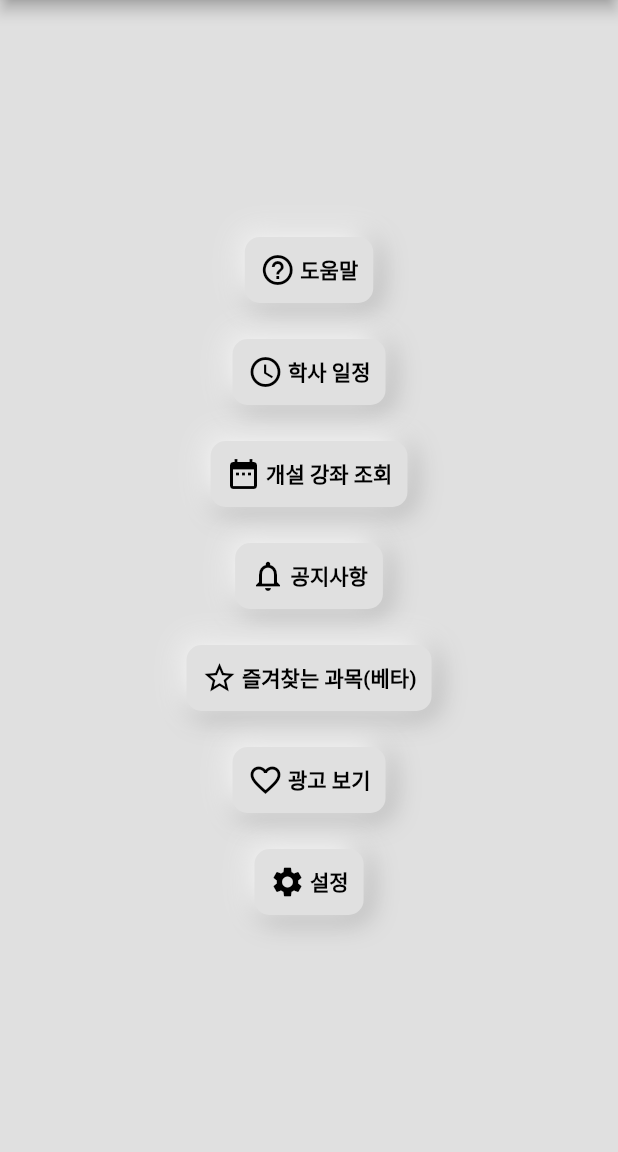
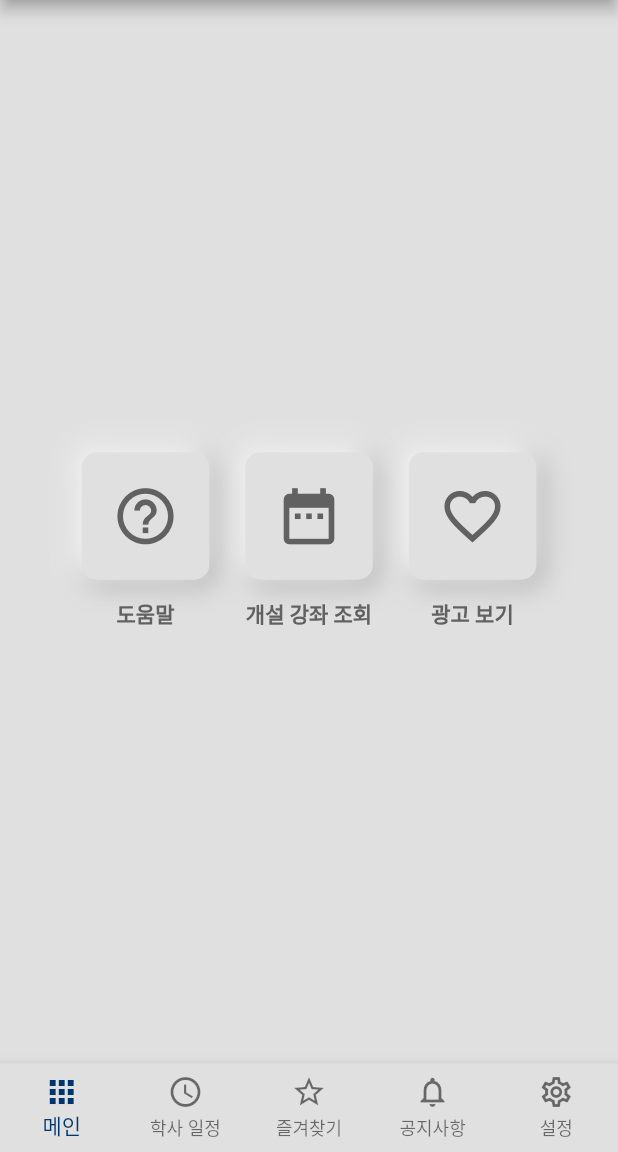
Before and after one commit to sun30812/suwon_mate, a Flutter app: the screen it shows after launch, on a phone screen of 412 x 824 dp, the part 84-1236 px from its top. Run offline on Flutter 3.47's test engine with Material 2 defaults, Android fonts, the phone set to English and light mode, and no system bars; our stand-ins replace firebase_core, firebase_database, flutter_html, google_mobile_ads, package_info_plus, shared_preferences; accounts and stored records are empty.

Commit message:
[체리픽]
* 최신 커밋 반영

```diff
--- a/lib/main.dart
+++ b/lib/main.dart
@@ -1,21 +1,23 @@
 import 'dart:convert';
+
 import 'package:firebase_core/firebase_core.dart';
+import 'package:flutter/material.dart';
 import 'package:flutter/services.dart';
 import 'package:shared_preferences/shared_preferences.dart';
 import 'package:suwon_mate/donation/donation_page.dart';
+import 'package:suwon_mate/help.dart';
+import 'package:suwon_mate/information/info.dart';
 import 'package:suwon_mate/information/info_detail.dart';
-import 'package:suwon_mate/subjects/search.dart';
+import 'package:suwon_mate/schedule.dart';
 import 'package:suwon_mate/settings.dart';
 import 'package:suwon_mate/subjects/favorite_subject.dart';
-import 'package:suwon_mate/help.dart';
 import 'package:suwon_mate/subjects/profesor_subjects.dart';
-import 'subjects/open_class_info.dart';
+import 'package:suwon_mate/subjects/search.dart';
+
 import 'firebase_options.dart';
-import 'package:flutter/material.dart';
-import 'package:suwon_mate/information/info.dart';
-import 'package:suwon_mate/schedule.dart';
 import 'styles/style_widget.dart';
 import 'subjects/open_class.dart';
+import 'subjects/open_class_info.dart';
 
 void main() async {
   WidgetsFlutterBinding.ensureInitialized();
@@ -56,9 +58,22 @@ class App extends StatelessWidget {
   }
 }
 
-class MainPage extends StatelessWidget {
+class MainPage extends StatefulWidget {
   const MainPage({Key? key}) : super(key: key);
 
+  @override
+  State<MainPage> createState() => _MainPageState();
+}
+
+class _MainPageState extends State<MainPage> {
+  List<BottomNavigationBarItem> shortcuts = const [
+    BottomNavigationBarItem(icon: Icon(Icons.apps), label: '메인'),
+    BottomNavigationBarItem(icon: Icon(Icons.schedule_outlined), label: '학사 일정', tooltip: '학사 일정'),
+    BottomNavigationBarItem(icon: Icon(Icons.star_border_outlined), label: '즐겨찾기', tooltip: '즐겨찾는 과목(베타)'),
+    BottomNavigationBarItem(icon: Icon(Icons.notifications_none_outlined), label: '공지사항', tooltip: '학교 공지사항'),
+    BottomNavigationBarItem(icon: Icon(Icons.settings_outlined), label: '설정'),
+  ];
+  int _pageIndex = 0;
   Future<SharedPreferences> getSettings() async {
     SharedPreferences _pref = await SharedPreferences.getInstance();
     return _pref;
@@ -70,7 +85,22 @@ class MainPage extends StatelessWidget {
         appBar: AppBar(
           title: const Text('수원 메이트'),
         ),
-        body: FutureBuilder(
+        bottomNavigationBar: BottomNavigationBar(
+          type: BottomNavigationBarType.fixed,
+          backgroundColor: Colors.grey[300],
+          items: shortcuts,
+          currentIndex: _pageIndex,
+          onTap: (value) => setState(() {
+            _pageIndex = value;
+          }),
+        ),
+        body: tabPageBody());
+  }
+
+  Widget tabPageBody() {
+    switch(_pageIndex) {
+      case 0:
+        return FutureBuilder(
           future: getSettings(),
           builder: (context, snapshot) {
             if (!snapshot.hasData) {
@@ -81,7 +111,16 @@ class MainPage extends StatelessWidget {
               return MainMenu(preferences: snapshot.data as SharedPreferences);
             }
           },
-        ));
+        );
+      case 1:
+        return const SchedulePage();
+      case 2:
+        return const FavoriteSubjectPage();
+      case 3:
+        return const InfoPage();
+      default:
+        return const SettingPage();
+    }
   }
 }
 
@@ -147,45 +186,24 @@ class _MainMenuState extends State<MainMenu> {
           mainAxisAlignment: MainAxisAlignment.center,
           children: [
             const NotSupportPlatformMessage(),
-            Column(
+            Row(
+              mainAxisAlignment: MainAxisAlignment.center,
               children: [
-                SuwonButton(
+                SuwonSquareButton(
                   icon: Icons.help_outline,
                   buttonName: '도움말',
                   onPressed: () => Navigator.of(context).pushNamed('/help'),
                 ),
-                SuwonButton(
-                  icon: Icons.schedule_outlined,
-                  buttonName: '학사 일정',
-                  isActivate: isActivated,
-                  onPressed: () => Navigator.of(context).pushNamed('/schedule'),
-                ),
-                SuwonButton(
+                SuwonSquareButton(
                   icon: Icons.date_range,
                   buttonName: '개설 강좌 조회',
                   onPressed: () => Navigator.of(context).pushNamed('/oclass'),
                 ),
-                SuwonButton(
-                  icon: Icons.notifications_none,
-                  buttonName: '공지사항',
-                  isActivate: isActivated,
-                  onPressed: () => Navigator.of(context).pushNamed('/info'),
-                ),
-                SuwonButton(
-                    icon: Icons.star_outline,
-                    buttonName: '즐겨찾는 과목(베타)',
-                    onPressed: () =>
-                        Navigator.of(context).pushNamed('/favorite')),
-                SuwonButton(
+                SuwonSquareButton(
                     icon: Icons.favorite_border_outlined,
                     buttonName: '광고 보기',
                     onPressed: () =>
                         Navigator.of(context).pushNamed('/donation')),
-                SuwonButton(
-                    icon: Icons.settings,
-                    buttonName: '설정',
-                    onPressed: () =>
-                        Navigator.of(context).pushNamed('/settings')),
               ],
             ),
           ],
```
